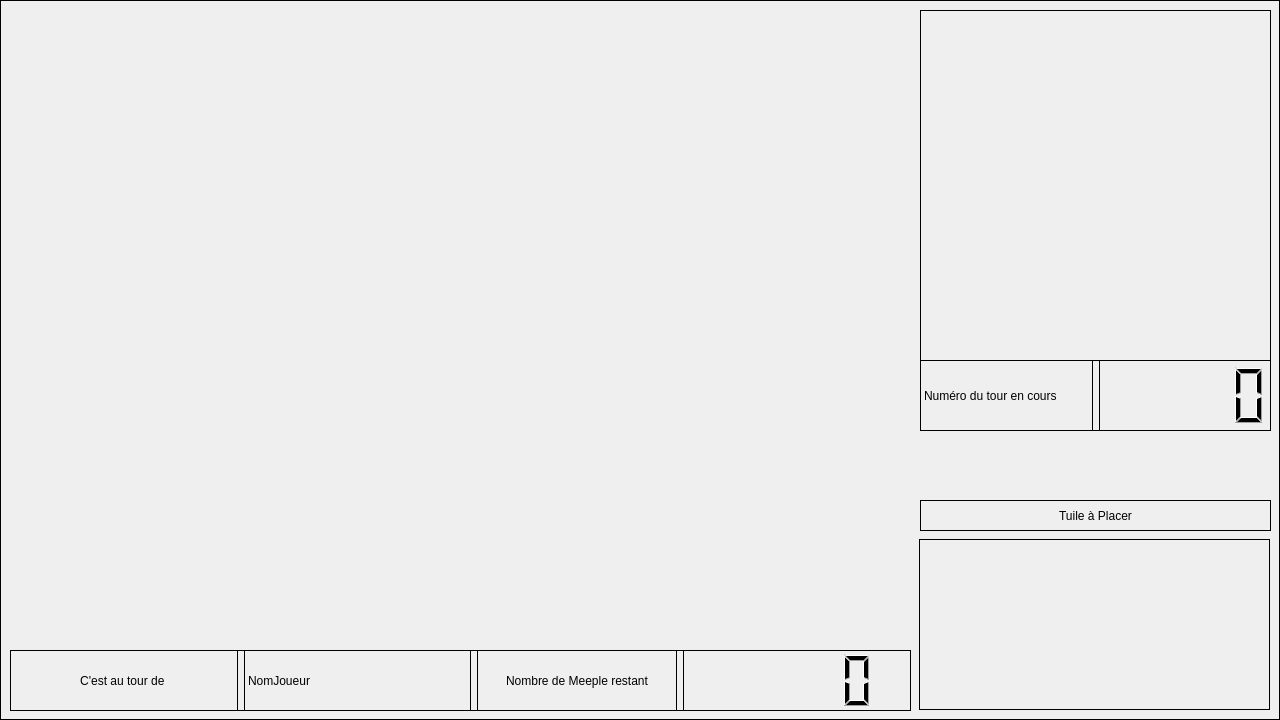
ritmosky/Projet_LO21_Carcassonne, file src/vue/vuePartie.ui: the form before one commit.
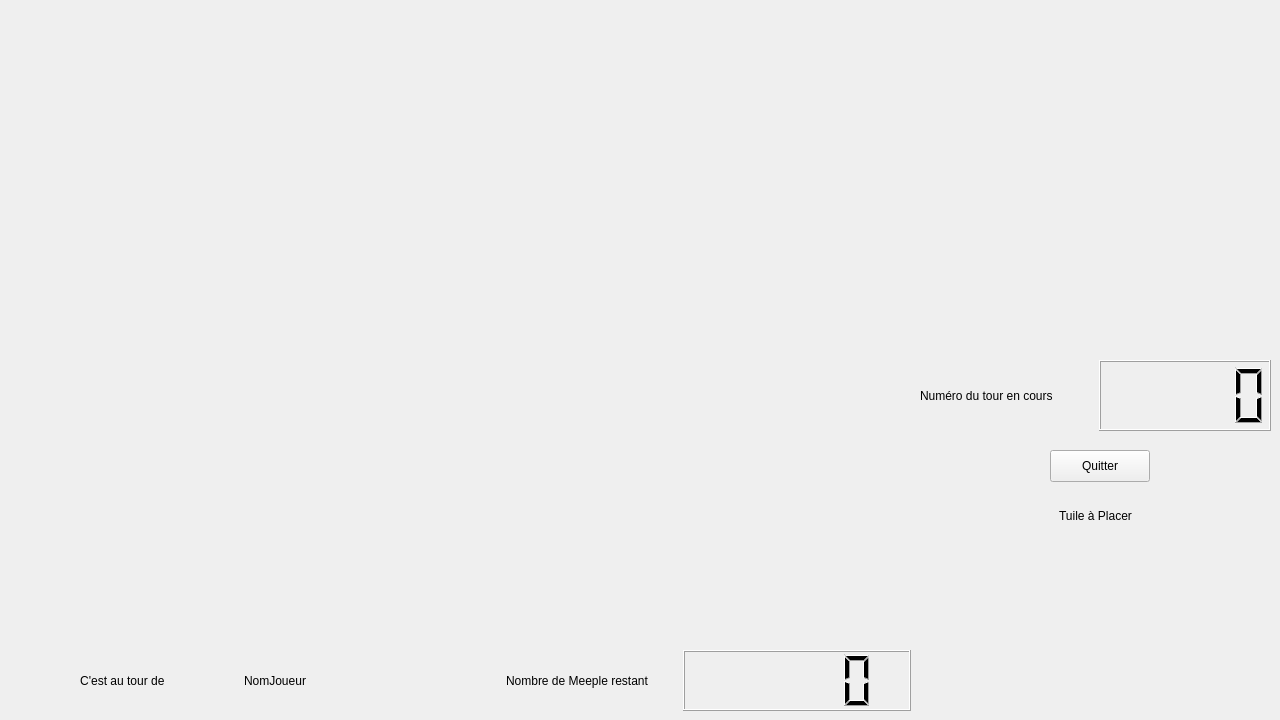
The form after the commit.

Commit message: fin vuePartie sans plateau, a merge avec le code de Taoufiq et Massil, ajout de quelques getter pioche dans controller, attribut numJoueurActu et initialisation du tour a 1 au lieu de 0

What changed in the file:
```diff
--- a/src/vue/vuePartie.ui
+++ b/src/vue/vuePartie.ui
@@ -17,11 +17,6 @@
    <string notr="true"/>
   </property>
   <widget class="QWidget" name="centralwidget">
-   <property name="styleSheet">
-    <string notr="true">border-color: rgb(0, 0, 0);
-border-width : 1.2px;
-border-style:inset;</string>
-   </property>
    <widget class="QWidget" name="verticalLayoutWidget">
     <property name="geometry">
      <rect>
@@ -134,6 +129,19 @@
      <set>Qt::AlignCenter</set>
     </property>
    </widget>
+   <widget class="QPushButton" name="bouttonQuitter">
+    <property name="geometry">
+     <rect>
+      <x>1050</x>
+      <y>450</y>
+      <width>100</width>
+      <height>32</height>
+     </rect>
+    </property>
+    <property name="text">
+     <string>Quitter</string>
+    </property>
+   </widget>
   </widget>
  </widget>
  <resources/>
```
Left out of the diff: 25 changed lines with no effect on the pictures. The commit also changes 10 other files.
